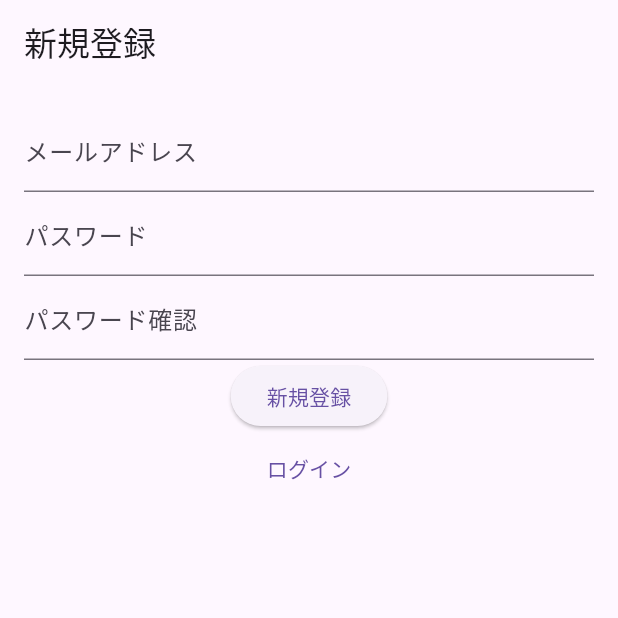
After one commit to msmasuda/join_us, a Flutter app: the screen it shows after launch, after a tap on "新規登録", on a phone screen of 412 x 824 dp, the top half of it. The commit adds this screen. Run offline on Flutter 3.47's test engine with Material 3 defaults, Android fonts, the phone set to English and light mode, and no system bars; our stand-ins replace firebase_auth, firebase_core, go_router; accounts and stored records are empty.

Commit message:
実装完了

```diff
--- a/lib/main.dart
+++ b/lib/main.dart
@@ -1,12 +1,22 @@
+import 'package:firebase_auth/firebase_auth.dart';
 import 'package:flutter/material.dart';
 import 'package:firebase_core/firebase_core.dart';
+import 'package:provider/provider.dart';
 import 'firebase_options.dart';
+import 'routers/router.dart';
 
 void main() async {
+  WidgetsFlutterBinding.ensureInitialized();
   await Firebase.initializeApp(
     options: DefaultFirebaseOptions.currentPlatform,
   );
-  runApp(const MyApp());
+  runApp(
+    StreamProvider<User?>.value(
+      initialData: null,
+      value: FirebaseAuth.instance.authStateChanges(),
+      child: const MyApp(),
+    ),
+  );
 }
 
 class MyApp extends StatelessWidget {
@@ -15,28 +25,8 @@ class MyApp extends StatelessWidget {
   // This widget is the root of your application.
   @override
   Widget build(BuildContext context) {
-    return MaterialApp(
-      title: 'Flutter Demo',
-      theme: ThemeData(
-        // This is the theme of your application.
-        //
-        // TRY THIS: Try running your application with "flutter run". You'll see
-        // the application has a purple toolbar. Then, without quitting the app,
-        // try changing the seedColor in the colorScheme below to Colors.green
-        // and then invoke "hot reload" (save your changes or press the "hot
-        // reload" button in a Flutter-supported IDE, or press "r" if you used
-        // the command line to start the app).
-        //
-        // Notice that the counter didn't reset back to zero; the application
-        // state is not lost during the reload. To reset the state, use hot
-        // restart instead.
-        //
-        // This works for code too, not just values: Most code changes can be
-        // tested with just a hot reload.
-        colorScheme: ColorScheme.fromSeed(seedColor: Colors.deepPurple),
-        useMaterial3: true,
-      ),
-      home: const MyHomePage(title: 'Flutter Demo Home Page'),
+    return MaterialApp.router(
+      routerConfig: goRouter,
     );
   }
 }
--- /dev/null
+++ b/lib/pages/login_page.dart
@@ -0,0 +1,107 @@
+import 'package:flutter/material.dart';
+import 'package:firebase_auth/firebase_auth.dart';
+
+import '../routers/router.dart';
+import '../services/auth_service.dart';
+
+/// メールアドレスの形式を確認する正規表現
+final RegExp _emailRegExp = RegExp(
+  r'^[a-zA-Z0-9._%+-]+@[a-zA-Z0-9.-]+\.[a-zA-Z]{2,}$',
+);
+
+/// ログイン画面。
+///
+/// この画面でユーザーは自分のメールアドレスとパスワードを使用してログインする。
+class LoginPage extends StatelessWidget {
+  final TextEditingController _emailController = TextEditingController();
+  final TextEditingController _passwordController = TextEditingController();
+  final AuthService _authService = AuthService();
+
+  LoginPage({super.key});
+
+  /// ログインする。
+  Future<void> _signIn(
+    ScaffoldMessengerState scaffoldMessenger,
+    BuildContext context,
+  ) async {
+    final email = _emailController.text.trim();
+    final password = _passwordController.text;
+
+    if (!_validateFields(email, password, scaffoldMessenger)) {
+      return;
+    }
+
+    try {
+      final errorMsg = await _authService.signInWithEmailAndPassword(
+        email,
+        password,
+      );
+      if (errorMsg == null) {
+        goRouter.go(homePath);
+      } else {
+        _showErrorSnackBar(scaffoldMessenger, errorMsg);
+      }
+    } on FirebaseAuthException catch (e) {
+      _showErrorSnackBar(scaffoldMessenger, e.message ?? 'エラーが発生しました。');
+    }
+  }
+
+  void _showErrorSnackBar(
+      ScaffoldMessengerState scaffoldMessenger, String message) {
+    scaffoldMessenger.showSnackBar(SnackBar(content: Text(message)));
+  }
+
+  bool _validateFields(
+      String email, String password, ScaffoldMessengerState scaffoldMessenger) {
+    if (email.isEmpty || password.isEmpty) {
+      _showErrorSnackBar(scaffoldMessenger, 'すべてのフィールドを入力してください。');
+      return false;
+    }
+
+    if (!_emailRegExp.hasMatch(email)) {
+      _showErrorSnackBar(scaffoldMessenger, '有効なメールアドレスを入力してください。');
+      return false;
+    }
+
+    if (password.length < 6) {
+      _showErrorSnackBar(scaffoldMessenger, 'パスワードは6文字以上である必要があります。');
+      return false;
+    }
+
+    return true;
+  }
+
+  @override
+  Widget build(BuildContext context) {
+    return Scaffold(
+      appBar: AppBar(title: const Text('ログイン')),
+      body: Padding(
+        padding: const EdgeInsets.all(16.0),
+        child: Column(
+          children: [
+            TextField(
+              controller: _emailController,
+              decoration: const InputDecoration(labelText: 'メールアドレス'),
+            ),
+            TextField(
+              controller: _passwordController,
+              decoration: const InputDecoration(labelText: 'パスワード'),
+              obscureText: true,
+            ),
+            ElevatedButton(
+              onPressed: () {
+                final scaffoldMessenger = ScaffoldMessenger.of(context);
+                _signIn(scaffoldMessenger, context);
+              },
+              child: const Text('ログイン'),
+            ),
+            TextButton(
+              onPressed: () => goRouter.go(signupPath),
+              child: const Text('新規登録'),
+            ),
+          ],
+        ),
+      ),
+    );
+  }
+}
--- /dev/null
+++ b/lib/pages/signup_page.dart
@@ -0,0 +1,130 @@
+import 'package:firebase_auth/firebase_auth.dart';
+import 'package:flutter/material.dart';
+
+import '../services/auth_service.dart';
+import '../routers/router.dart';
+
+/// メールアドレスの形式を確認する正規表現
+final RegExp _emailRegExp = RegExp(
+  r'^[a-zA-Z0-9._%+-]+@[a-zA-Z0-9.-]+\.[a-zA-Z]{2,}$',
+);
+
+/// 新規登録画面。
+///
+/// この画面でユーザーは新しいアカウントを作成する。
+class SignupPage extends StatelessWidget {
+  final TextEditingController _emailController = TextEditingController();
+  final TextEditingController _passwordController = TextEditingController();
+  final TextEditingController _passwordConfirmController =
+      TextEditingController();
+  final AuthService _authService = AuthService();
+
+  SignupPage({super.key});
+
+  /// 新規ユーザーを作成する。
+  ///
+  /// ユーザーが入力したメールアドレスとパスワードを使用してFirebaseで新しいアカウントを作成する。
+  Future<void> _signup(
+    ScaffoldMessengerState scaffoldMessenger,
+    BuildContext context,
+  ) async {
+    final email = _emailController.text.trim();
+    final password = _passwordController.text;
+    final passwordConfirm = _passwordConfirmController.text;
+
+    if (!_validateFields(email, password, passwordConfirm, scaffoldMessenger)) {
+      return;
+    }
+
+    try {
+      final errorMsg = await _authService.createUserWithEmailAndPassword(
+        email,
+        password,
+      );
+      if (errorMsg == null) {
+        goRouter.go(homePath);
+      } else {
+        scaffoldMessenger.showSnackBar(SnackBar(content: Text(errorMsg)));
+        return;
+      }
+    } on FirebaseAuthException catch (e) {
+      scaffoldMessenger
+          .showSnackBar(SnackBar(content: Text(e.message ?? 'エラーが発生しました。')));
+    }
+  }
+
+  void _showErrorSnackBar(
+    ScaffoldMessengerState scaffoldMessenger,
+    String message,
+  ) {
+    scaffoldMessenger.showSnackBar(SnackBar(content: Text(message)));
+  }
+
+  bool _validateFields(
+    String email,
+    String password,
+    String passwordConfirm,
+    ScaffoldMessengerState scaffoldMessenger,
+  ) {
+    if (email.isEmpty || password.isEmpty || passwordConfirm.isEmpty) {
+      _showErrorSnackBar(scaffoldMessenger, 'すべてのフィールドを入力してください。');
+      return false;
+    }
+
+    if (!_emailRegExp.hasMatch(email)) {
+      _showErrorSnackBar(scaffoldMessenger, '有効なメールアドレスを入力してください。');
+      return false;
+    }
+
+    if (password.length < 6) {
+      _showErrorSnackBar(scaffoldMessenger, 'パスワードは6文字以上でなければなりません。');
+      return false;
+    }
+
+    if (password != passwordConfirm) {
+      _showErrorSnackBar(scaffoldMessenger, 'パスワードが一致しません');
+      return false;
+    }
+
+    return true;
+  }
+
+  @override
+  Widget build(BuildContext context) {
+    return Scaffold(
+      appBar: AppBar(title: const Text('新規登録')),
+      body: Padding(
+        padding: const EdgeInsets.all(16.0),
+        child: Column(
+          children: [
+            TextField(
+              controller: _emailController,
+              decoration: const InputDecoration(labelText: 'メールアドレス'),
+            ),
+            TextField(
+              controller: _passwordController,
+              decoration: const InputDecoration(labelText: 'パスワード'),
+              obscureText: true,
+            ),
+            TextField(
+              controller: _passwordConfirmController,
+              decoration: const InputDecoration(labelText: 'パスワード確認'),
+              obscureText: true,
+            ),
+            ElevatedButton(
+              onPressed: () {
+                final scaffoldMessenger = ScaffoldMessenger.of(context);
+                _signup(scaffoldMessenger, context);
+              },
+              child: const Text('新規登録'),
+            ),
+            TextButton(
+              onPressed: () => goRouter.go(loginPath),
+              child: const Text('ログイン'),
+            ),
+          ],
+        ),
+      ),
+    );
+  }
+}
--- /dev/null
+++ b/lib/routers/router.dart
@@ -0,0 +1,40 @@
+import 'package:firebase_auth/firebase_auth.dart';
+import 'package:flutter/material.dart';
+import 'package:go_router/go_router.dart';
+import 'package:provider/provider.dart';
+
+import '../pages/home_page.dart';
+import '../pages/login_page.dart';
+import '../pages/signup_page.dart';
+
+const String homePath = '/';
+const String loginPath = '/login';
+const String signupPath = '/signup';
+
+final GoRouter goRouter = GoRouter(
+  routes: <RouteBase>[
+    GoRoute(
+      path: homePath,
+      builder: (BuildContext context, GoRouterState state) {
+        User? user = Provider.of<User?>(context);
+        if (user == null) {
+          return LoginPage();
+        } else {
+          return HomePage();
+        }
+      },
+    ),
+    GoRoute(
+      path: loginPath,
+      builder: (BuildContext context, GoRouterState state) {
+        return LoginPage();
+      },
+    ),
+    GoRoute(
+      path: signupPath,
+      builder: (BuildContext context, GoRouterState state) {
+        return SignupPage();
+      },
+    ),
+  ],
+);
--- /dev/null
+++ b/lib/services/auth_service.dart
@@ -0,0 +1,84 @@
+import 'package:firebase_auth/firebase_auth.dart';
+
+/// Firebase Authenticationを使ってユーザーの認証操作を提供するクラス。
+class AuthService {
+  final FirebaseAuth _auth;
+
+  /// コンストラクタ。
+  ///
+  /// FirebaseAuthのインスタンスを注入できる。デフォルトはFirebaseAuth.instance。
+  ///
+  /// [firebaseAuth]はFirebaseAuthのインスタンス。
+  AuthService({FirebaseAuth? firebaseAuth})
+      : _auth = firebaseAuth ?? FirebaseAuth.instance;
+
+  /// 認証状態の変更を監視するStreamを提供する。
+  Stream<User?> get authStateChanges => _auth.authStateChanges();
+
+  /// 新規ユーザーを作成して認証する。
+  ///
+  /// [emailAddress]はメールアドレス、
+  /// [password]はパスワード。
+  ///
+  /// エラーメッセージを返す場合がある。
+  Future<String?> createUserWithEmailAndPassword(
+    String emailAddress,
+    String password,
+  ) async {
+    try {
+      await _auth.createUserWithEmailAndPassword(
+        email: emailAddress,
+        password: password,
+      );
+      return null;
+    } on FirebaseAuthException catch (e) {
+      return _getErrorMessageFromCode(e.code);
+    }
+  }
+
+  /// メールアドレスとパスワードでログインする。
+  ///
+  /// [emailAddress]はメールアドレス、
+  /// [password]はパスワード。
+  ///
+  /// エラーメッセージを返す場合がある。
+  Future<String?> signInWithEmailAndPassword(
+    String emailAddress,
+    String password,
+  ) async {
+    try {
+      await _auth.signInWithEmailAndPassword(
+        email: emailAddress,
+        password: password,
+      );
+      return null;
+    } on FirebaseAuthException catch (e) {
+      return _getErrorMessageFromCode(e.code);
+    }
+  }
+
+  /// ユーザーをログアウトする。
+  Future<void> signOut() async {
+    await _auth.signOut();
+  }
+
+  /// Firebaseエラーコードをもとにエラーメッセージを生成する。
+  ///
+  /// [errorCode]はFirebaseから返されるエラーコード。
+  ///
+  /// 生成されたエラーメッセージを返す。
+  String _getErrorMessageFromCode(String errorCode) {
+    const errorMessages = {
+      'invalid-email': 'メールアドレスの形式が正しくありません。',
+      'user-not-found': 'このメールアドレスに該当するユーザーが見つかりません。',
+      'wrong-password': 'パスワードが間違っています。',
+      'too-many-requests': '多数のログイン失敗があったため、このアカウントへのアクセスは一時的に無効化されています。'
+          'パスワードをリセットすることで直ちに復元できます、または後で再試行してください。',
+      'weak-password': 'パスワードは最低6文字以上である必要があります。',
+      'email-already-in-use': 'このメールアドレスは既に使用されています。',
+      'unknown': 'エラーが発生しました。もう一度お試しください。',
+    };
+
+    return errorMessages[errorCode] ?? 'エラーが発生しました。もう一度お試しください。';
+  }
+}
--- a/pubspec.yaml
+++ b/pubspec.yaml
@@ -36,6 +36,9 @@ dependencies:
   # Use with the CupertinoIcons class for iOS style icons.
   cupertino_icons: ^1.0.6
   firebase_core: ^3.2.0
+  firebase_auth: ^5.1.2
+  provider: ^6.1.2
+  go_router: ^14.2.1
 
 dev_dependencies:
   flutter_test:
@@ -47,6 +50,7 @@ dev_dependencies:
   # package. See that file for information about deactivating specific lint
   # rules and activating additional ones.
   flutter_lints: ^4.0.0
+  build_runner: ^2.4.11
 
 # For information on the generic Dart part of this file, see the
 # following page: https://dart.dev/tools/pub/pubspec
```
Also changed, not shown: lib/pages/home_page.dart (added, +28 -0 lines), pubspec.lock, 3 other files.
